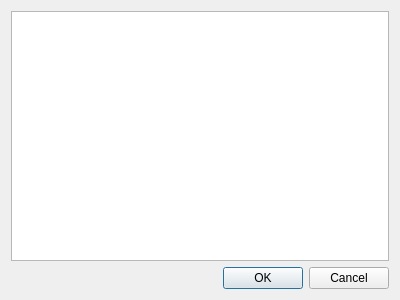
Before: the Qt Designer form qt-ui/divecomputermanagementdialog.ui in subsurface/subsurface, drawn with Qt 5.
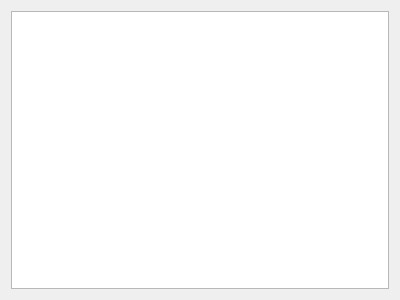
After: the same form once the commit is applied.

Commit message:
Removed the buttons on the Edit Dive computers.
This edit dive computers thing doesn't really need buttons anyway.

Patch:
```diff
--- a/qt-ui/divecomputermanagementdialog.ui
+++ b/qt-ui/divecomputermanagementdialog.ui
@@ -17,16 +17,6 @@
    <item>
     <widget class="QTableView" name="tableView"/>
    </item>
-   <item>
-    <widget class="QDialogButtonBox" name="buttonBox">
-     <property name="orientation">
-      <enum>Qt::Horizontal</enum>
-     </property>
-     <property name="standardButtons">
-      <set>QDialogButtonBox::Cancel|QDialogButtonBox::Ok</set>
-     </property>
-    </widget>
-   </item>
   </layout>
  </widget>
  <resources/>
```
Left out of the diff: 35 changed lines with no effect on the pictures. The commit also changes 2 other files.
